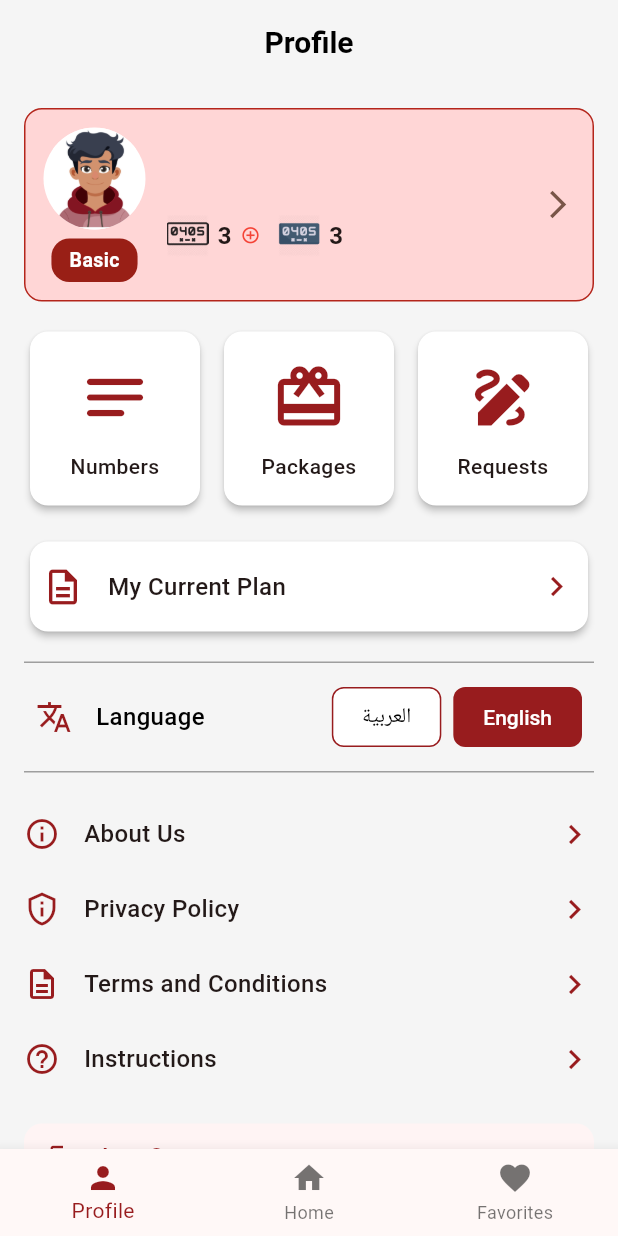
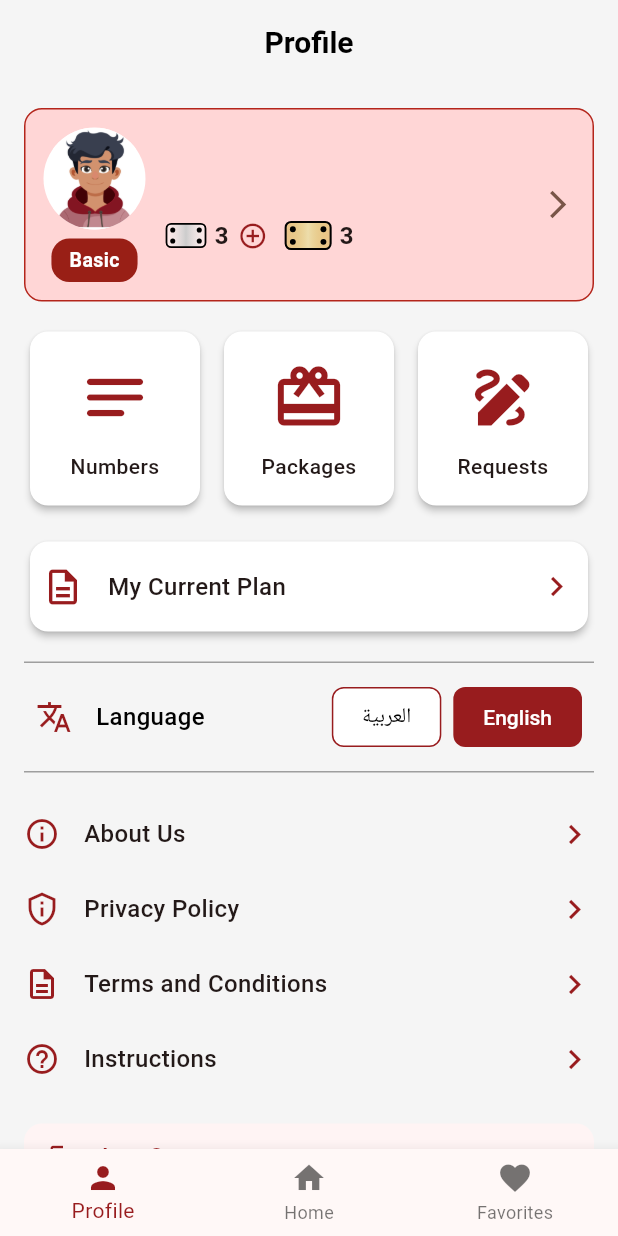
Before and after one commit to jo-plate/joplate-mobile-app, a Flutter app: the screen it shows once a user with an empty profile is signed in, on a phone screen of 412 x 824 dp. Run offline on Flutter 3.47's test engine with Material 3 defaults, Android fonts, the phone set to English and light mode, and no system bars; our stand-ins replace auto_route, carousel_slider, cloud_firestore, firebase_auth, firebase_core, flutter_bloc and 4 more; accounts and stored records are empty.

Commit message:
add privacy policy page

```diff
--- a/lib/presentation/routes/pages/home_page/profile_tab/ui/logged_in_user_view.dart
+++ b/lib/presentation/routes/pages/home_page/profile_tab/ui/logged_in_user_view.dart
@@ -9,9 +9,14 @@ import 'package:joplate/presentation/routes/router.dart';
 import 'package:joplate/presentation/widgets/menu_item.dart';
 import 'package:joplate/presentation/widgets/profile_banner.dart';
 
-class LoggedInUserView extends StatelessWidget {
+class LoggedInUserView extends StatefulWidget {
   const LoggedInUserView({super.key});
 
+  @override
+  State<LoggedInUserView> createState() => _LoggedInUserViewState();
+}
+
+class _LoggedInUserViewState extends State<LoggedInUserView> {
   @override
   Widget build(BuildContext context) {
     return Scaffold(
@@ -71,7 +76,7 @@ class _UserProfileView extends StatelessWidget {
           const SizedBox(height: 16),
           _buildLanguageSection(),
           const SizedBox(height: 16),
-          _buildDeveloperSection(),
+          _buildDeveloperSection(context),
           const SizedBox(height: 16),
           _buildLogOutSection(),
         ],
@@ -238,11 +243,13 @@ class _UserProfileView extends StatelessWidget {
   }
 
   /// Developer Section
-  Widget _buildDeveloperSection() {
+  Widget _buildDeveloperSection(BuildContext context) {
     return Column(
       children: [
         _buildClickableItem('About Us', Icons.info_outline),
-        _buildClickableItem('Privacy Policy', Icons.privacy_tip_outlined),
+        _buildClickableItem('Privacy Policy', Icons.privacy_tip_outlined, () {
+          AutoRouter.of(context).push(const PrivacyPolicyRoute());
+        }),
         _buildClickableItem('Terms and Conditions', Icons.description_outlined),
         _buildClickableItem('Instructions', Icons.help_outline),
       ],
--- a/lib/presentation/routes/pages/plans_screen/ui/plan_widget.dart
+++ b/lib/presentation/routes/pages/plans_screen/ui/plan_widget.dart
@@ -49,7 +49,7 @@ class PlanWidget extends StatelessWidget {
                           const BorderRadius.only(topLeft: Radius.circular(12), topRight: Radius.circular(12)),
                     ),
                     child: Center(
-                      child: PlateIcon(size: 75, color: plan.color),
+                      child: PlanIcon(size: 75, color: plan.color),
                     ),
                   ),
                   Expanded(
--- a/lib/presentation/routes/router.dart
+++ b/lib/presentation/routes/router.dart
@@ -15,6 +15,7 @@ import 'package:joplate/presentation/routes/pages/account_screen/account_page.da
 import 'package:joplate/presentation/routes/pages/my_plan_screen/my_plan_page.dart';
 import 'package:joplate/presentation/routes/pages/plans_screen/plans_page.dart';
 import 'package:joplate/presentation/routes/pages/plate_details_screen/plates_details_page.dart';
+import 'package:joplate/presentation/routes/pages/privacy_policy_screen/privacy_policy_page.dart';
 
 part 'router.gr.dart';
 
@@ -22,6 +23,7 @@ part 'router.gr.dart';
 class AppRouter extends RootStackRouter {
   @override
   RouteType get defaultRouteType => const RouteType.material();
+
 
   @override
   List<AutoRoute> get routes => [
@@ -44,5 +46,6 @@ class AppRouter extends RootStackRouter {
         AutoRoute(page: MyPlanRoute.page, path: '/myplan'),
         AutoRoute(page: PlansRoute.page, path: '/plans'),
         AutoRoute(page: AddPlateNumberRoute.page),
+        AutoRoute(page: PrivacyPolicyRoute.page, path: '/privacy-policy'),
       ];
 }
--- a/lib/presentation/widgets/icons/plan_icon.dart
+++ b/lib/presentation/widgets/icons/plan_icon.dart
@@ -1,14 +1,11 @@
 import 'package:flutter/material.dart';
 
-class PlateIcon extends StatelessWidget {
+class PlanIcon extends StatelessWidget {
   final double size;
   final Color color;
+  final Color? borderColor;
 
-  const PlateIcon({
-    super.key,
-    this.size = 80,
-    this.color = Colors.black,
-  });
+  const PlanIcon({super.key, this.size = 80, this.color = Colors.black, this.borderColor});
 
   double get width => size;
   double get height => size * 0.6;
@@ -17,17 +14,18 @@ class PlateIcon extends StatelessWidget {
   Widget build(BuildContext context) {
     return CustomPaint(
       size: Size(width, height),
-      painter: PlatePainter(color, width, height),
+      painter: PlatePainter(color, width, height, borderColor),
     );
   }
 }
 
 class PlatePainter extends CustomPainter {
   final Color color;
+  final Color? borderColor;
   final double width;
   final double height;
 
-  PlatePainter(this.color, this.width, this.height);
+  PlatePainter(this.color, this.width, this.height, this.borderColor);
 
   @override
   void paint(Canvas canvas, Size size) {
@@ -52,7 +50,7 @@ class PlatePainter extends CustomPainter {
     );
 
     final borderPaint = Paint()
-      ..color = color
+      ..color = (borderColor ?? color)
       ..style = PaintingStyle.stroke
       ..strokeWidth = size.width * 0.045;
 
@@ -61,7 +59,7 @@ class PlatePainter extends CustomPainter {
       borderPaint,
     );
 
-    final holePaint = Paint()..color = color;
+    final holePaint = Paint()..color = (borderColor ?? color);
 
     canvas.drawCircle(Offset(holePadding, holePadding), holeRadius, holePaint);
     canvas.drawCircle(Offset(size.width - holePadding, holePadding), holeRadius, holePaint);
--- a/lib/presentation/widgets/profile_banner.dart
+++ b/lib/presentation/widgets/profile_banner.dart
@@ -3,6 +3,7 @@ import 'package:firebase_auth/firebase_auth.dart';
 import 'package:flutter/material.dart';
 
 import 'package:joplate/presentation/routes/router.dart';
+import 'package:joplate/presentation/widgets/icons/plan_icon.dart';
 
 class ProfileBanner extends StatefulWidget {
   const ProfileBanner({super.key, this.clickable = true});
@@ -92,13 +93,29 @@ class _ProfileBannerState extends State<ProfileBanner> {
                         const SizedBox(height: 10),
 
                         // Currency Info Row with Images
-                        Row(
+                        const Row(
                           children: [
-                            _buildImageWithText('assets/images/Number.png', "3"), // Custom image
-                            const SizedBox(width: 6),
-                            const Icon(Icons.add_circle_outline, size: 13, color: Colors.red), // Bigger plus icon
-                            const SizedBox(width: 12),
-                            _buildImageWithText('assets/images/Number2.png', "3"), // Custom image
+                            Row(
+                              children: [
+                                PlanIcon(size: 26, color: Colors.white, borderColor: Colors.black), // Custom icon
+                                SizedBox(width: 6),
+                                Text("3",
+                                    style:
+                                        TextStyle(fontSize: 16, fontWeight: FontWeight.w600)), // Slightly larger text
+                              ],
+                            ),
+                            SizedBox(width: 6),
+                            Icon(Icons.add_circle_outline, size: 20, color: Color(0xFF981C1E)), // Bigger plus icon
+                            SizedBox(width: 12),
+                            Row(
+                              children: [
+                                PlanIcon(size: 30, color: Color(0xFFD4AF37), borderColor: Colors.black), // Custom icon
+                                SizedBox(width: 6),
+                                Text("3",
+                                    style:
+                                        TextStyle(fontSize: 16, fontWeight: FontWeight.w600)), // Slightly larger text
+                              ],
+                            ),
                           ],
                         ),
                       ],
@@ -113,15 +130,4 @@ class _ProfileBannerState extends State<ProfileBanner> {
           );
         });
   }
-
-  /// Helper Method for Image with Text
-  Widget _buildImageWithText(String imagePath, String text) {
-    return Row(
-      children: [
-        Image.asset(imagePath, width: 28, height: 28), // Adjust image size
-        const SizedBox(width: 6),
-        Text(text, style: const TextStyle(fontSize: 16, fontWeight: FontWeight.w600)), // Slightly larger text
-      ],
-    );
-  }
 }
```
Also changed, not shown: lib/presentation/routes/pages/privacy_policy_screen/privacy_policy_page.dart (added, +92 -0 lines), lib/presentation/routes/router.gr.dart.
